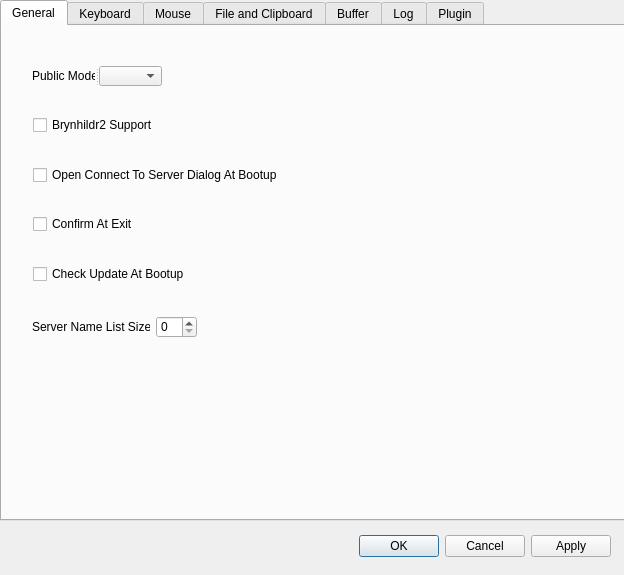
The window that src/GUI/preference_dialog.ui (funfun-dc5/qtbrynhildr) describes before a commit, drawn with Qt 5.
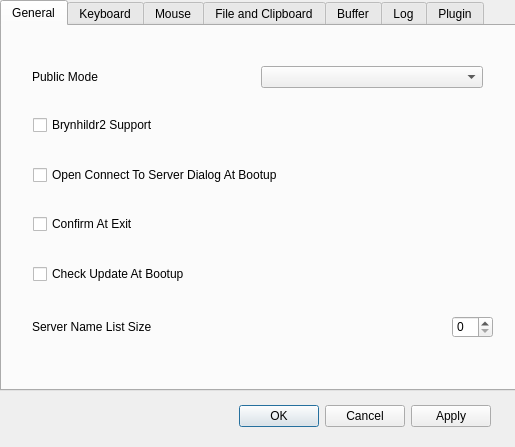
The same window after the commit.

Commit message: updated preference dialog

What changed in the file:
```diff
--- a/src/GUI/preference_dialog.ui
+++ b/src/GUI/preference_dialog.ui
@@ -6,8 +6,8 @@
    <rect>
     <x>0</x>
     <y>0</y>
-    <width>624</width>
-    <height>575</height>
+    <width>515</width>
+    <height>447</height>
    </rect>
   </property>
   <property name="windowTitle">
@@ -16,8 +16,8 @@
   <widget class="QDialogButtonBox" name="buttonBox">
    <property name="geometry">
     <rect>
-     <x>270</x>
-     <y>530</y>
+     <x>150</x>
+     <y>400</y>
      <width>341</width>
      <height>32</height>
     </rect>
@@ -34,8 +34,8 @@
     <rect>
      <x>0</x>
      <y>0</y>
-     <width>631</width>
-     <height>521</height>
+     <width>521</width>
+     <height>391</height>
     </rect>
    </property>
    <property name="currentIndex">
@@ -50,7 +50,7 @@
       <rect>
        <x>30</x>
        <y>290</y>
-       <width>165</width>
+       <width>461</width>
        <height>22</height>
       </rect>
      </property>
@@ -62,34 +62,24 @@
         </property>
        </widget>
       </item>
+      <item>
+       <spacer name="horizontalSpacer">
+        <property name="orientation">
+         <enum>Qt::Horizontal</enum>
+        </property>
+        <property name="sizeHint" stdset="0">
+         <size>
+          <width>40</width>
+          <height>20</height>
+         </size>
+        </property>
+       </spacer>
+      </item>
       <item>
        <widget class="QSpinBox" name="spinBox_serverNameListSize"/>
       </item>
      </layout>
     </widget>
-    <widget class="QSplitter" name="splitter_publicModeVersion">
-     <property name="geometry">
-      <rect>
-       <x>30</x>
-       <y>40</y>
-       <width>131</width>
-       <height>20</height>
-      </rect>
-     </property>
-     <property name="orientation">
-      <enum>Qt::Horizontal</enum>
-     </property>
-     <widget class="QLabel" name="label_publicModeVersion">
-      <property name="text">
-       <string>Public Mode</string>
-      </property>
-     </widget>
-     <widget class="QComboBox" name="comboBox_publicModeVersion">
-      <property name="currentText">
-       <string/>
-      </property>
-     </widget>
-    </widget>
     <widget class="QCheckBox" name="checkBox_onBrynhildr2Support">
      <property name="geometry">
       <rect>
@@ -108,7 +98,7 @@
       <rect>
        <x>31</x>
        <y>141</y>
-       <width>301</width>
+       <width>271</width>
        <height>16</height>
       </rect>
      </property>
@@ -121,7 +111,7 @@
       <rect>
        <x>31</x>
        <y>190</y>
-       <width>281</width>
+       <width>271</width>
        <height>16</height>
       </rect>
      </property>
@@ -134,7 +124,7 @@
       <rect>
        <x>31</x>
        <y>240</y>
-       <width>261</width>
+       <width>271</width>
        <height>16</height>
       </rect>
      </property>
@@ -142,6 +132,32 @@
       <string>Check Update At Bootup</string>
      </property>
     </widget>
+    <widget class="QWidget" name="layoutWidget">
+     <property name="geometry">
+      <rect>
+       <x>30</x>
+       <y>40</y>
+       <width>451</width>
+       <height>22</height>
+      </rect>
+     </property>
+     <layout class="QHBoxLayout" name="horizontalLayout">
+      <item>
+       <widget class="QLabel" name="label_publicModeVersion">
+        <property name="text">
+         <string>Public Mode</string>
+        </property>
+       </widget>
+      </item>
+      <item>
+       <widget class="QComboBox" name="comboBox_publicModeVersion">
+        <property name="currentText">
+         <string/>
+        </property>
+       </widget>
+      </item>
+     </layout>
+    </widget>
    </widget>
    <widget class="QWidget" name="tab_keyboard">
     <attribute name="title">
```
Left out of the diff: 59 changed lines with no effect on the pictures. The commit also changes 6 other files.
